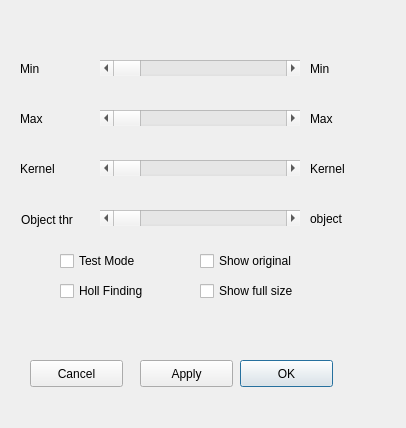
nasserGanjali/baslerCamera-findHole-openCV, file dialog.ui: the form before one commit.
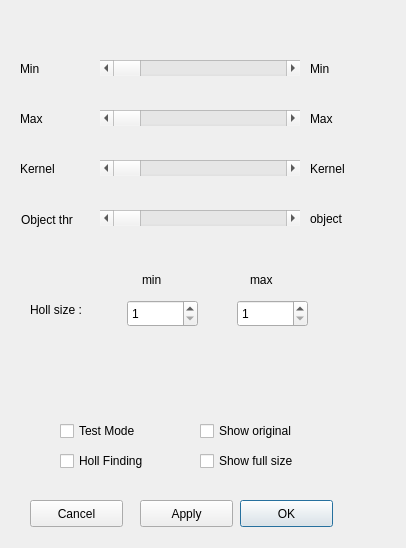
The form after the commit.

What changed in the file:
```diff
--- a/dialog.ui
+++ b/dialog.ui
@@ -7,7 +7,7 @@
     <x>0</x>
     <y>0</y>
     <width>406</width>
-    <height>428</height>
+    <height>548</height>
    </rect>
   </property>
   <property name="windowTitle">
@@ -146,7 +146,7 @@
    <property name="geometry">
     <rect>
      <x>240</x>
-     <y>360</y>
+     <y>500</y>
      <width>93</width>
      <height>27</height>
     </rect>
@@ -159,7 +159,7 @@
    <property name="geometry">
     <rect>
      <x>30</x>
-     <y>360</y>
+     <y>500</y>
      <width>93</width>
      <height>27</height>
     </rect>
@@ -172,7 +172,7 @@
    <property name="geometry">
     <rect>
      <x>140</x>
-     <y>360</y>
+     <y>500</y>
      <width>93</width>
      <height>27</height>
     </rect>
@@ -185,7 +185,7 @@
    <property name="geometry">
     <rect>
      <x>60</x>
-     <y>250</y>
+     <y>420</y>
      <width>93</width>
      <height>22</height>
     </rect>
@@ -198,7 +198,7 @@
    <property name="geometry">
     <rect>
      <x>60</x>
-     <y>280</y>
+     <y>450</y>
      <width>111</width>
      <height>22</height>
     </rect>
@@ -211,7 +211,7 @@
    <property name="geometry">
     <rect>
      <x>200</x>
-     <y>250</y>
+     <y>420</y>
      <width>111</width>
      <height>22</height>
     </rect>
@@ -269,7 +269,7 @@
    <property name="geometry">
     <rect>
      <x>200</x>
-     <y>280</y>
+     <y>450</y>
      <width>121</width>
      <height>22</height>
     </rect>
@@ -278,6 +278,77 @@
     <string>Show full size</string>
    </property>
   </widget>
+  <widget class="QSpinBox" name="sbxMinHoll">
+   <property name="geometry">
+    <rect>
+     <x>127</x>
+     <y>300</y>
+     <width>71</width>
+     <height>27</height>
+    </rect>
+   </property>
+   <property name="minimum">
+    <number>1</number>
+   </property>
+   <property name="maximum">
+    <number>1000</number>
+   </property>
+  </widget>
+  <widget class="QSpinBox" name="sbxMaxHoll">
+   <property name="geometry">
+    <rect>
+     <x>237</x>
+     <y>300</y>
+     <width>71</width>
+     <height>27</height>
+    </rect>
+   </property>
+   <property name="minimum">
+    <number>1</number>
+   </property>
+   <property name="maximum">
+    <number>1000</number>
+   </property>
+  </widget>
+  <widget class="QLabel" name="label_5">
+   <property name="geometry">
+    <rect>
+     <x>142</x>
+     <y>270</y>
+     <width>41</width>
+     <height>20</height>
+    </rect>
+   </property>
+   <property name="text">
+    <string>min</string>
+   </property>
+  </widget>
+  <widget class="QLabel" name="label_6">
+   <property name="geometry">
+    <rect>
+     <x>250</x>
+     <y>270</y>
+     <width>41</width>
+     <height>20</height>
+    </rect>
+   </property>
+   <property name="text">
+    <string>max</string>
+   </property>
+  </widget>
+  <widget class="QLabel" name="label_7">
+   <property name="geometry">
+    <rect>
+     <x>30</x>
+     <y>300</y>
+     <width>81</width>
+     <height>20</height>
+    </rect>
+   </property>
+   <property name="text">
+    <string>Holl size :</string>
+   </property>
+  </widget>
  </widget>
  <resources/>
  <connections/>
```
